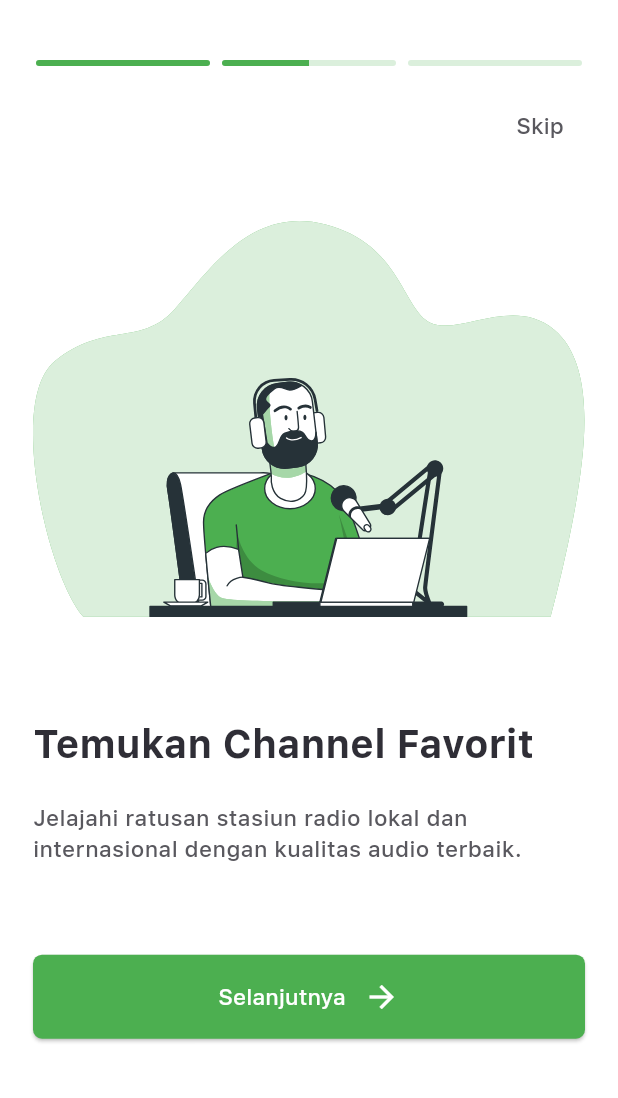
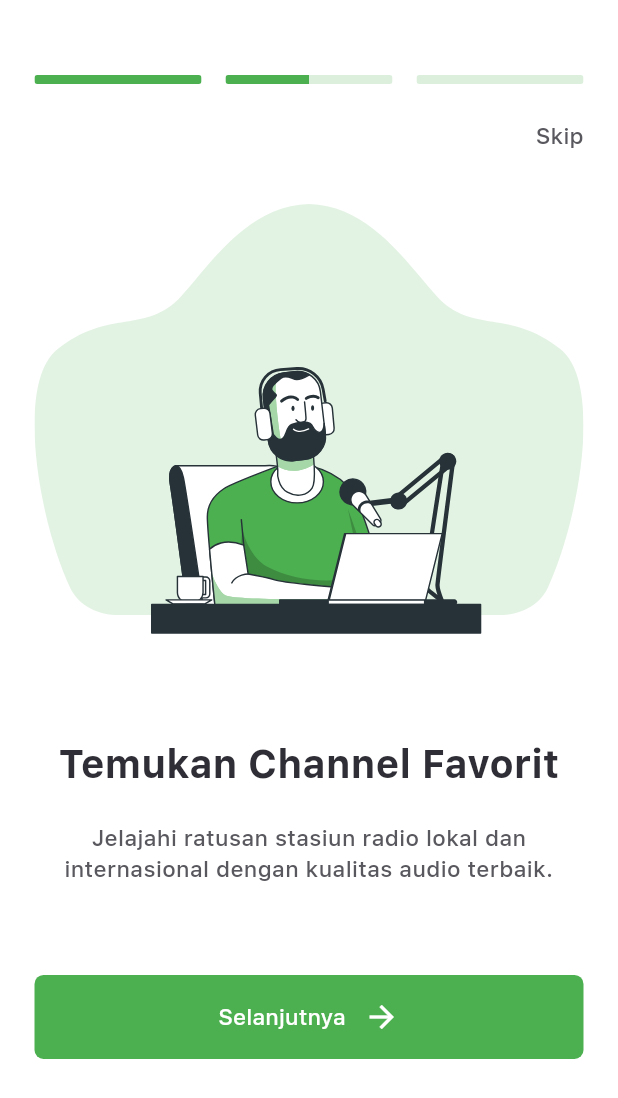
Before and after one commit to Mnemovate/Radior, a Flutter app: the screen it shows after launch, on a phone screen of 412 x 824 dp. Shown: the top 1098 px of the screen. Run offline on Flutter 3.47's test engine with Material 3 defaults, Android fonts, the phone set to English and light mode, and no system bars; our stand-ins replace audioplayers, flutter_bloc, flutter_svg, percent_indicator.

Commit message:
remake ui

```diff
--- a/lib/screens/onboarding_screen.dart
+++ b/lib/screens/onboarding_screen.dart
@@ -42,7 +42,7 @@ class _OnboardingScreenState extends State<OnboardingScreen> with SingleTickerPr
       if (_animationController.isCompleted) {
         if (_currentPage < _totalPages - 1) {
           _pageController.nextPage(
-            duration: const Duration(milliseconds: 300),
+            duration: const Duration(milliseconds: 500),
             curve: Curves.easeInOut,
           );
         } else {
@@ -108,7 +108,7 @@ class _OnboardingScreenState extends State<OnboardingScreen> with SingleTickerPr
             children: [
               // First onboarding screen
               _buildOnboardingPage(
-                imageName: 'onboarding.svg',
+                imageName: 'test3.svg',
                 title: 'Streaming Radio Favoritmu',
                 description: 'Nikmati siaran langsung, musik, dan podcast eksklusif dalam satu aplikasi.',
                 buttonText: 'Lanjutkan',
@@ -123,7 +123,7 @@ class _OnboardingScreenState extends State<OnboardingScreen> with SingleTickerPr
 
               // Second onboarding screen
               _buildOnboardingPage(
-                imageName: 'onboarding.svg',
+                imageName: 'test3.svg',
                 title: 'Temukan Channel Favorit',
                 description: 'Jelajahi ratusan stasiun radio lokal dan internasional dengan kualitas audio terbaik.',
                 buttonText: 'Selanjutnya',
@@ -138,7 +138,7 @@ class _OnboardingScreenState extends State<OnboardingScreen> with SingleTickerPr
 
               // Third onboarding screen
               _buildOnboardingPage(
-                imageName: 'onboarding.svg',
+                imageName: 'test3.svg',
                 title: 'Dengarkan Dimana Saja',
                 description: 'Akses siaran radio kapan saja dan dimana saja, bahkan tanpa koneksi internet.',
                 buttonText: 'Mulai Sekarang',
@@ -151,18 +151,18 @@ class _OnboardingScreenState extends State<OnboardingScreen> with SingleTickerPr
 
           // Progress indicators at top
           Positioned(
-            top: 40,
+            top: 50,
             left: 0,
             right: 0,
             child: Padding(
-              padding: const EdgeInsets.symmetric(horizontal: 20),
+              padding: const EdgeInsets.symmetric(horizontal: 15),
               child: Row(
                 children: List.generate(
                   _totalPages,
                   (index) => Expanded(
                     child: Container(
-                      margin: const EdgeInsets.symmetric(horizontal: 4),
-                      height: 4,
+                      margin: const EdgeInsets.symmetric(horizontal: 8),
+                      height: 6,
                       child: ClipRRect(
                         borderRadius: BorderRadius.circular(2),
                         child: LinearProgressIndicator(
@@ -182,9 +182,21 @@ class _OnboardingScreenState extends State<OnboardingScreen> with SingleTickerPr
 
           // Skip button
           Positioned(
-            top: 60,
-            right: 20,
+            top: 80,
+            right: 23,
             child: TextButton(
+              style: TextButton.styleFrom(
+                enabledMouseCursor: SystemMouseCursors.click,
+                backgroundColor: RadiorColor.white,
+                minimumSize: Size.zero,
+                overlayColor: RadiorColor.white,
+                shape: RoundedRectangleBorder(borderRadius: BorderRadius.circular(6)),
+                elevation: 0,
+                padding: EdgeInsets.zero,
+                visualDensity: VisualDensity.adaptivePlatformDensity,
+                tapTargetSize: MaterialTapTargetSize.shrinkWrap,
+                animationDuration: Duration(milliseconds: 500),
+              ),
               onPressed: () {
                 _skipToLastOnboarding();
               },
@@ -207,10 +219,10 @@ class _OnboardingScreenState extends State<OnboardingScreen> with SingleTickerPr
     required VoidCallback onPressed,
   }) {
     return Padding(
-      padding: const EdgeInsets.symmetric(horizontal: 22),
+      padding: const EdgeInsets.symmetric(horizontal: 23),
       child: Column(
         mainAxisAlignment: MainAxisAlignment.center,
-        crossAxisAlignment: CrossAxisAlignment.start,
+        crossAxisAlignment: CrossAxisAlignment.center,
         children: [
           RadiorLocal.svg(
             imageName,
@@ -221,11 +233,13 @@ class _OnboardingScreenState extends State<OnboardingScreen> with SingleTickerPr
           Text(
             title,
             style: titleOnboarding,
+            textAlign: TextAlign.center,
           ),
           spaceHeigh20,
           Text(
             description,
             style: descriptionOnboarding,
+            textAlign: TextAlign.center,
           ),
           spaceHeight60,
           Button(
--- a/lib/widgets/button.dart
+++ b/lib/widgets/button.dart
@@ -15,10 +15,16 @@ class Button extends StatelessWidget {
       height: 56,
       child: ElevatedButton(
         style: ElevatedButton.styleFrom(
+          enabledMouseCursor: SystemMouseCursors.click,
           backgroundColor: RadiorColor.green,
           shape: RoundedRectangleBorder(
             borderRadius: BorderRadius.circular(6),
           ),
+          visualDensity: VisualDensity.adaptivePlatformDensity,
+          animationDuration: Duration(milliseconds: 500),
+          elevation: 0,
+          shadowColor: Colors.transparent,
+          tapTargetSize: MaterialTapTargetSize.shrinkWrap,
         ),
         onPressed: onPressed,
         child: Padding(
```
Also changed, not shown: assets/images/test.svg (added), assets/images/test2.svg (added), assets/images/test3.svg (added).
